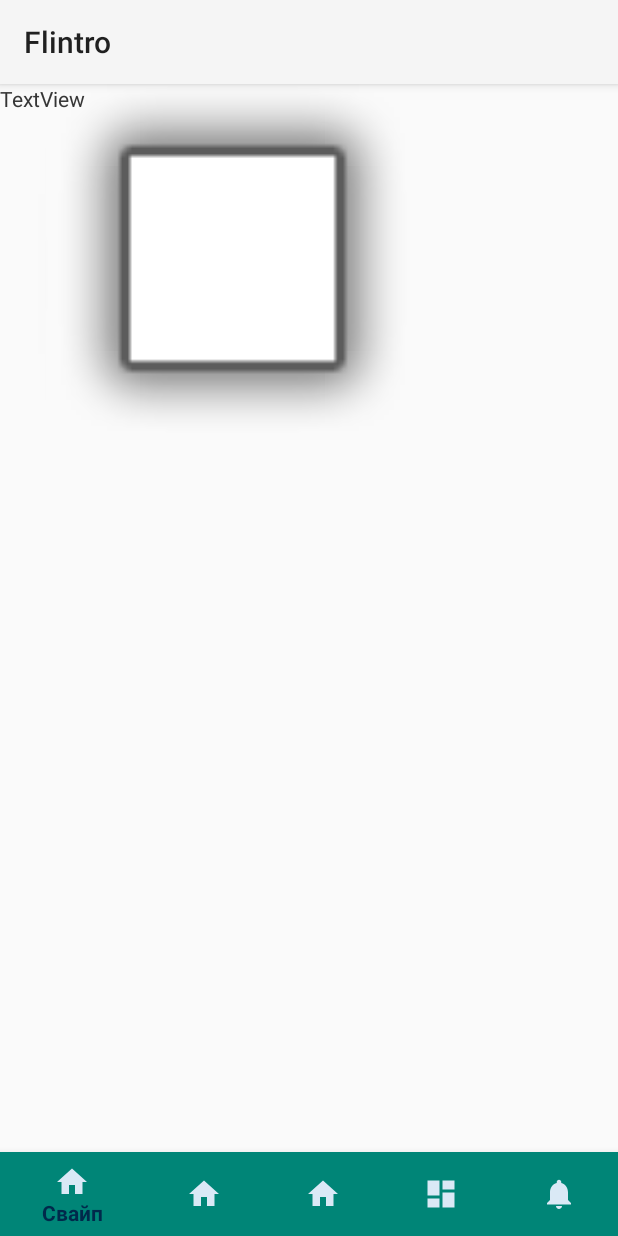
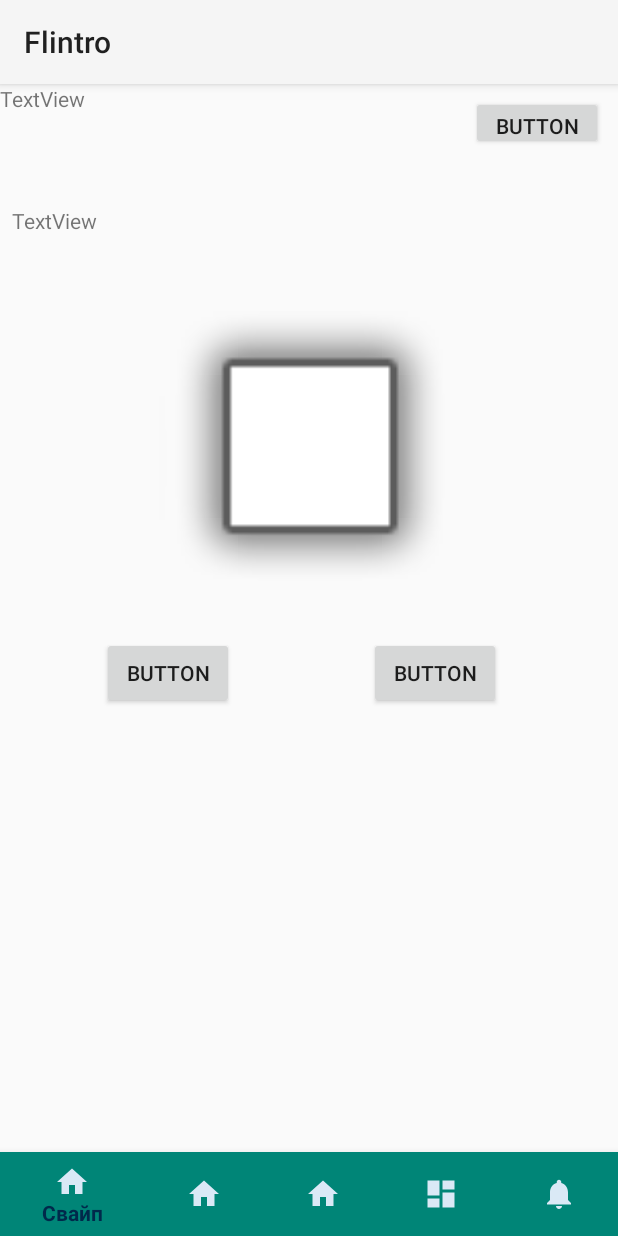
Before and after one commit to Deomap/Flintro, an Android app: the SwipeActivity screen opened directly, with no data from a screen before it, on a phone screen of 412 x 824 dp. Run offline under Robolectric (Android 15) with nearby library versions, the phone set to English and light mode, and no system bars; our stand-ins replace Firebase (no records; nobody signed in at launch, a user with empty details on screens opened directly).

Commit message:
SA: basic UI
Signed-off-by: Deomap <deomapps@gmail.com>

```diff
--- a/app/src/main/res/layout/activity_swipe.xml
+++ b/app/src/main/res/layout/activity_swipe.xml
@@ -20,28 +20,99 @@
         app:layout_constraintRight_toRightOf="parent"
         app:menu="@menu/bottom_navigation" />
 
-    <ImageView
-        android:id="@+id/imageView"
-        android:layout_width="310dp"
-        android:layout_height="260dp"
-        app:srcCompat="@android:drawable/alert_light_frame"
-        tools:layout_editor_absoluteX="59dp"
-        tools:layout_editor_absoluteY="191dp" />
+    <ScrollView
+        android:layout_width="match_parent"
+        android:layout_height="match_parent"
+        tools:layout_editor_absoluteX="0dp"
+        tools:layout_editor_absoluteY="36dp">
+
+        <LinearLayout
+            android:layout_width="match_parent"
+            android:layout_height="wrap_content"
+            android:orientation="vertical">
+
+            <RelativeLayout
+                android:layout_width="match_parent"
+                android:layout_height="81dp">
+
+                <Button
+                    android:id="@+id/foundUserReportBtn"
+                    android:layout_width="wrap_content"
+                    android:layout_height="36dp"
+                    android:layout_alignParentEnd="true"
+                    android:layout_marginStart="8dp"
+                    android:layout_marginTop="8dp"
+                    android:layout_marginEnd="10dp"
+                    android:layout_marginBottom="8dp"
+                    android:text="Button" />
+
+                <TextView
+                    android:id="@+id/foundUserMainStatus"
+                    android:layout_width="286dp"
+                    android:layout_height="52dp"
+                    android:layout_alignParentStart="true"
+                    android:layout_marginStart="0dp"
+                    android:layout_marginEnd="8dp"
+                    android:layout_marginBottom="8dp"
+                    android:text="TextView" />
+            </RelativeLayout>
 
             <TextView
                 android:id="@+id/foundUserName"
+                android:layout_width="389dp"
+                android:layout_height="54dp"
+                android:layout_marginStart="8dp"
+                android:layout_marginEnd="8dp"
+                android:layout_marginBottom="8dp"
+                android:text="TextView" />
+
+            <ImageView
+                android:id="@+id/foundUserPhoto"
+                android:layout_width="397dp"
+                android:layout_height="201dp"
+                android:layout_marginStart="8dp"
+                android:layout_marginTop="8dp"
+                android:layout_marginEnd="8dp"
+                android:layout_marginBottom="8dp"
+                app:srcCompat="@android:drawable/alert_light_frame" />
+
+            <RelativeLayout
+                android:layout_width="match_parent"
+                android:layout_height="wrap_content">
+
+                <Button
+                    android:id="@+id/foundUserLikeBtn"
                     android:layout_width="wrap_content"
                     android:layout_height="wrap_content"
-        android:text="TextView"
-        tools:layout_editor_absoluteX="166dp"
-        tools:layout_editor_absoluteY="139dp" />
+                    android:layout_alignParentStart="true"
+                    android:layout_marginStart="68dp"
+                    android:layout_marginTop="8dp"
+                    android:layout_marginEnd="8dp"
+                    android:layout_marginBottom="8dp"
+                    android:text="Button" />
 
-    <TextView
-        android:id="@+id/foundUserMatch"
+                <Button
+                    android:id="@+id/foundUserDislikeBtn"
                     android:layout_width="wrap_content"
                     android:layout_height="wrap_content"
-        android:text="TextView"
-        tools:layout_editor_absoluteX="252dp"
-        tools:layout_editor_absoluteY="139dp" />
+                    android:layout_alignParentEnd="true"
+                    android:layout_marginStart="8dp"
+                    android:layout_marginTop="8dp"
+                    android:layout_marginEnd="78dp"
+                    android:layout_marginBottom="8dp"
+                    android:text="Button" />
+            </RelativeLayout>
+
+            <ListView
+                android:id="@+id/userMatchedAnswersList"
+                android:layout_width="395dp"
+                android:layout_height="211dp"
+                android:layout_marginStart="8dp"
+                android:layout_marginTop="8dp"
+                android:layout_marginEnd="8dp"
+                android:layout_marginBottom="8dp" />
+
+        </LinearLayout>
+    </ScrollView>
 
 </androidx.constraintlayout.widget.ConstraintLayout>
```
Lines whose indentation alone changed are shown as unchanged.
